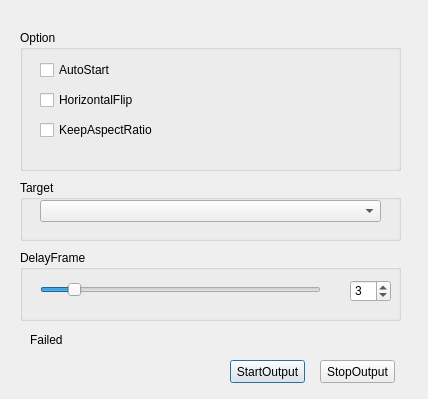
The window that src/virtual-output/virtual_properties.ui (CatxFish/obs-virtual-cam) describes before a commit, drawn with Qt 5.
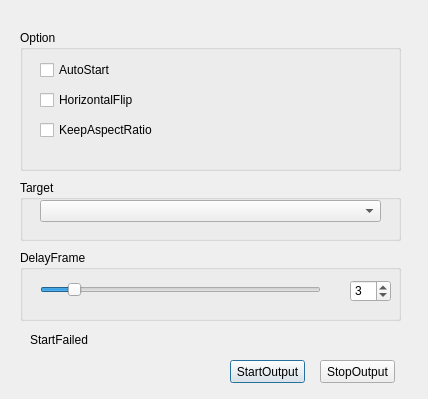
The same window after the commit.

Patch:
```diff
--- a/src/virtual-output/virtual_properties.ui
+++ b/src/virtual-output/virtual_properties.ui
@@ -178,7 +178,7 @@
     </rect>
    </property>
    <property name="text">
-    <string>Failed</string>
+    <string>StartFailed</string>
    </property>
   </widget>
  </widget>
```
